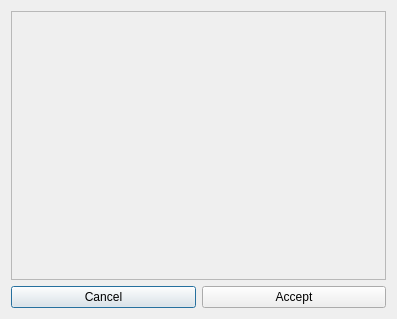
montesp/FEMDesk, file dialogMatrix.ui: the form before one commit.
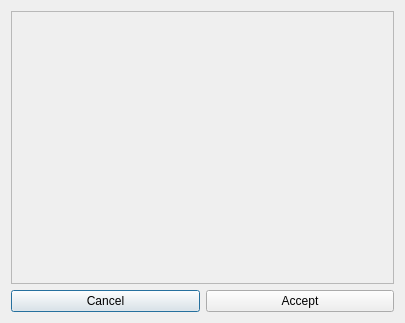
The form after the commit.

Commit message: Insercion de datos por medio de Matrix UI 2da parte (no hacer pull)

The edit to the form file:
```diff
--- a/dialogMatrix.ui
+++ b/dialogMatrix.ui
@@ -6,8 +6,8 @@
    <rect>
     <x>0</x>
     <y>0</y>
-    <width>397</width>
-    <height>319</height>
+    <width>405</width>
+    <height>323</height>
    </rect>
   </property>
   <property name="minimumSize">
@@ -42,8 +42,8 @@
        <rect>
         <x>0</x>
         <y>0</y>
-        <width>383</width>
-        <height>282</height>
+        <width>385</width>
+        <height>272</height>
        </rect>
       </property>
       <layout class="QGridLayout" name="gridLayout"/>
```
The commit also changes 4 other files.
